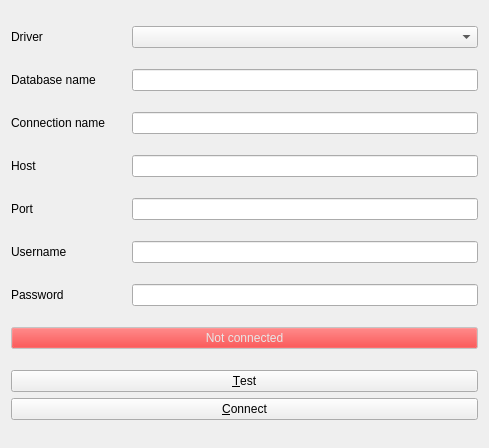
First picture: the form in src/ui/databasesettingsdialog.ui, repository krajsz/traffic-counter-opencv, before the edit.
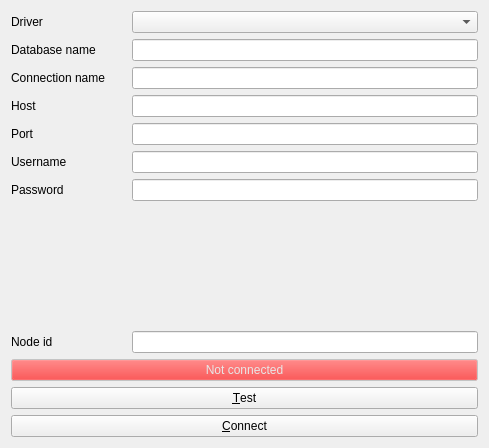
Second picture: the form after the edit.

Patch:
```diff
--- a/src/ui/databasesettingsdialog.ui
+++ b/src/ui/databasesettingsdialog.ui
@@ -13,7 +13,21 @@
   <property name="windowTitle">
    <string>Database settings</string>
   </property>
-  <layout class="QGridLayout" name="gridLayout_2" columnstretch="1">
+  <layout class="QGridLayout" name="gridLayout_2">
+   <item row="0" column="0">
+    <layout class="QHBoxLayout" name="horizontalLayout_5" stretch="1,3">
+     <item>
+      <widget class="QLabel" name="sqlDriverLabel">
+       <property name="text">
+        <string>Driver</string>
+       </property>
+      </widget>
+     </item>
+     <item>
+      <widget class="QComboBox" name="sqlDriversComboBox"/>
+     </item>
+    </layout>
+   </item>
    <item row="1" column="0">
     <layout class="QHBoxLayout" name="horizontalLayout_7" stretch="1,3">
      <item>
@@ -42,48 +56,6 @@
      </item>
     </layout>
    </item>
-   <item row="0" column="0">
-    <layout class="QHBoxLayout" name="horizontalLayout_5" stretch="1,3">
-     <item>
-      <widget class="QLabel" name="sqlDriverLabel">
-       <property name="text">
-        <string>Driver</string>
-       </property>
-      </widget>
-     </item>
-     <item>
-      <widget class="QComboBox" name="sqlDriversComboBox"/>
-     </item>
-    </layout>
-   </item>
-   <item row="5" column="0">
-    <layout class="QHBoxLayout" name="horizontalLayout_3" stretch="1,3">
-     <item>
-      <widget class="QLabel" name="userNameLabel">
-       <property name="text">
-        <string>Username</string>
-       </property>
-      </widget>
-     </item>
-     <item>
-      <widget class="QLineEdit" name="userNameLineEdit"/>
-     </item>
-    </layout>
-   </item>
-   <item row="6" column="0">
-    <layout class="QHBoxLayout" name="horizontalLayout_4" stretch="1,3">
-     <item>
-      <widget class="QLabel" name="passwordLabel">
-       <property name="text">
-        <string>Password</string>
-       </property>
-      </widget>
-     </item>
-     <item>
-      <widget class="QLineEdit" name="passwordLineEdit"/>
-     </item>
-    </layout>
-   </item>
    <item row="3" column="0">
     <layout class="QHBoxLayout" name="horizontalLayout" stretch="1,3">
      <item>
@@ -112,25 +84,62 @@
      </item>
     </layout>
    </item>
-   <item row="8" column="0">
-    <layout class="QGridLayout" name="gridLayout">
-     <item row="1" column="0">
-      <widget class="QPushButton" name="testConnectionButton">
+   <item row="5" column="0">
+    <layout class="QHBoxLayout" name="horizontalLayout_3" stretch="1,3">
+     <item>
+      <widget class="QLabel" name="userNameLabel">
        <property name="text">
-        <string>&amp;Test</string>
+        <string>Username</string>
        </property>
       </widget>
      </item>
-     <item row="2" column="0">
-      <widget class="QPushButton" name="connectToDatabaseButton">
+     <item>
+      <widget class="QLineEdit" name="userNameLineEdit"/>
+     </item>
+    </layout>
+   </item>
+   <item row="6" column="0">
+    <layout class="QHBoxLayout" name="horizontalLayout_4" stretch="1,3">
+     <item>
+      <widget class="QLabel" name="passwordLabel">
        <property name="text">
-        <string>&amp;Connect</string>
+        <string>Password</string>
        </property>
       </widget>
      </item>
+     <item>
+      <widget class="QLineEdit" name="passwordLineEdit"/>
+     </item>
     </layout>
    </item>
    <item row="7" column="0">
+    <spacer name="verticalSpacer">
+     <property name="orientation">
+      <enum>Qt::Vertical</enum>
+     </property>
+     <property name="sizeHint" stdset="0">
+      <size>
+       <width>20</width>
+       <height>40</height>
+      </size>
+     </property>
+    </spacer>
+   </item>
+   <item row="8" column="0">
+    <layout class="QHBoxLayout" name="horizontalLayout_8" stretch="1,3">
+     <item>
+      <widget class="QLabel" name="nodeIdLabel">
+       <property name="text">
+        <string>Node id</string>
+       </property>
+      </widget>
+     </item>
+     <item>
+      <widget class="QLineEdit" name="nodeIdLineEdit"/>
+     </item>
+    </layout>
+   </item>
+   <item row="9" column="0">
     <widget class="QPushButton" name="connectionStatusButton">
      <property name="enabled">
       <bool>false</bool>
@@ -216,6 +225,24 @@
      </property>
     </widget>
    </item>
+   <item row="10" column="0">
+    <layout class="QGridLayout" name="gridLayout">
+     <item row="1" column="0">
+      <widget class="QPushButton" name="testConnectionButton">
+       <property name="text">
+        <string>&amp;Test</string>
+       </property>
+      </widget>
+     </item>
+     <item row="2" column="0">
+      <widget class="QPushButton" name="connectToDatabaseButton">
+       <property name="text">
+        <string>&amp;Connect</string>
+       </property>
+      </widget>
+     </item>
+    </layout>
+   </item>
   </layout>
  </widget>
  <resources/>
```
